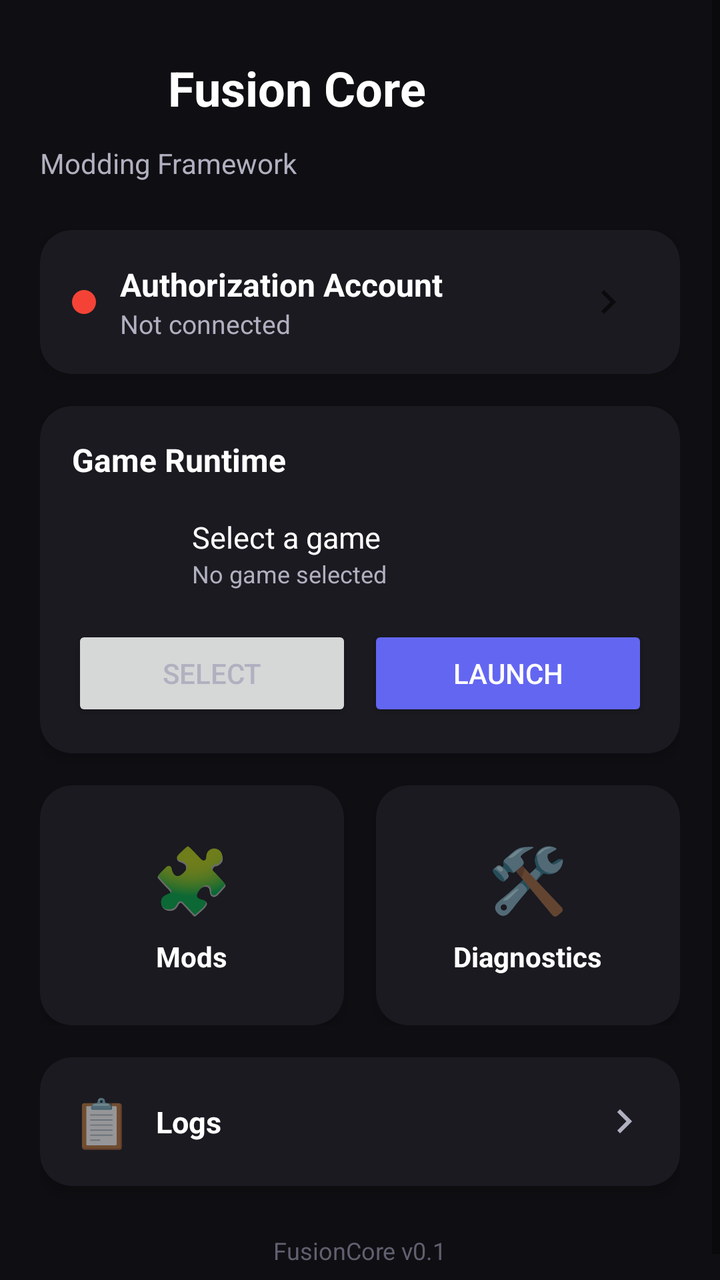
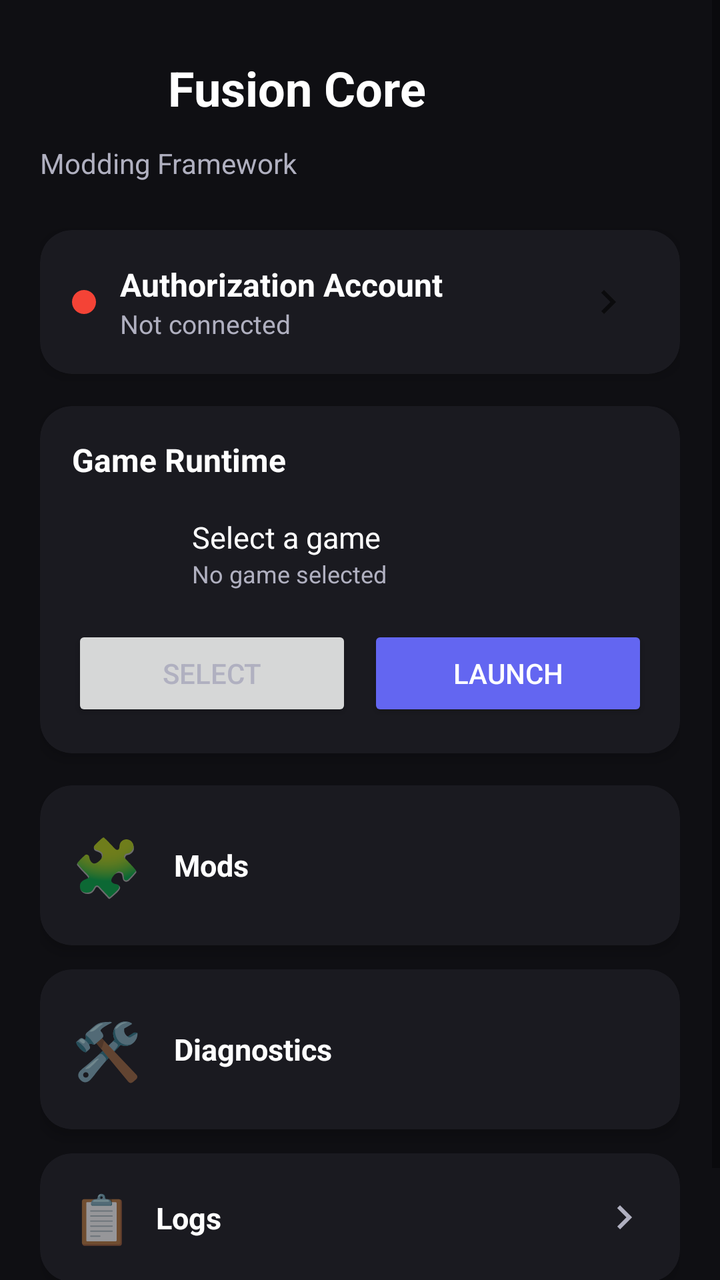

An Android layout rendered at two revisions. The XML below is the earlier revision; the diff shows what the commit changed to produce the second picture.
<!-- AndroidManifest.xml: activity theme UnityThemeSelector -->
<!-- res/layout/activity_selector.xml -->
<?xml version="1.0" encoding="utf-8"?>
<ScrollView xmlns:android="http://schemas.android.com/apk/res/android"
    xmlns:app="http://schemas.android.com/apk/res-auto"
    android:layout_width="match_parent"
    android:layout_height="match_parent"
    android:background="@color/fc_background"
    android:fillViewport="true">

    <LinearLayout
        android:layout_width="match_parent"
        android:layout_height="wrap_content"
        android:orientation="vertical"
        android:padding="20dp">

        
        <LinearLayout
            android:layout_width="match_parent"
            android:layout_height="wrap_content"
            android:orientation="horizontal"
            android:gravity="center_vertical">

            <ImageView
                android:layout_width="48dp"
                android:layout_height="48dp"
                android:src="@mipmap/app_icon" />

            <TextView
                android:layout_width="0dp"
                android:layout_height="wrap_content"
                android:layout_weight="1"
                android:layout_marginStart="16dp"
                android:text="@string/app_name"
                android:textColor="@color/fc_text_primary"
                android:textSize="24sp"
                android:textStyle="bold" />

            <ImageView
                android:id="@+id/btn_settings"
                android:layout_width="40dp"
                android:layout_height="40dp"
                android:padding="8dp"
                android:src="@drawable/ic_settings"
                android:background="?attr/selectableItemBackgroundBorderless" />
        </LinearLayout>

        <TextView
            android:layout_width="wrap_content"
            android:layout_height="wrap_content"
            android:layout_marginTop="4dp"
            android:text="@string/app_subtitle"
            android:textColor="@color/fc_text_secondary"
            android:textSize="14sp" />

        
        <androidx.cardview.widget.CardView
            android:id="@+id/card_auth"
            android:layout_width="match_parent"
            android:layout_height="wrap_content"
            android:layout_marginTop="24dp"
            app:cardBackgroundColor="@color/fc_card_bg"
            app:cardCornerRadius="16dp"
            app:cardElevation="4dp"
            android:foreground="?attr/selectableItemBackground"
            android:clickable="true"
            android:focusable="true">

            <LinearLayout
                android:layout_width="match_parent"
                android:layout_height="wrap_content"
                android:orientation="horizontal"
                android:padding="16dp"
                android:gravity="center_vertical">

                <View
                    android:id="@+id/auth_status_dot"
                    android:layout_width="12dp"
                    android:layout_height="12dp"
                    android:background="@drawable/dot_red" />

                <LinearLayout
                    android:layout_width="0dp"
                    android:layout_height="wrap_content"
                    android:layout_weight="1"
                    android:orientation="vertical"
                    android:layout_marginStart="12dp">

                    <TextView
                        android:layout_width="wrap_content"
                        android:layout_height="wrap_content"
                        android:text="@string/auth_title"
                        android:textColor="@color/fc_text_primary"
                        android:textSize="16sp"
                        android:textStyle="bold" />

                    <TextView
                        android:id="@+id/auth_status_text"
                        android:layout_width="wrap_content"
                        android:layout_height="wrap_content"
                        android:text="@string/auth_status_disconnected"
                        android:textColor="@color/fc_text_secondary"
                        android:textSize="13sp" />

                    <TextView
                        android:id="@+id/auth_user_name"
                        android:layout_width="wrap_content"
                        android:layout_height="wrap_content"
                        android:textColor="@color/fc_accent"
                        android:textSize="13sp"
                        android:visibility="gone" />
                </LinearLayout>

                <ImageView
                    android:id="@+id/auth_action_button"
                    android:layout_width="40dp"
                    android:layout_height="40dp"
                    android:padding="8dp"
                    android:src="@drawable/ic_arrow_right"
                    android:background="?attr/selectableItemBackgroundBorderless" />
            </LinearLayout>
        </androidx.cardview.widget.CardView>

        
        <androidx.cardview.widget.CardView
            android:id="@+id/card_game"
            android:layout_width="match_parent"
            android:layout_height="wrap_content"
            android:layout_marginTop="16dp"
            app:cardBackgroundColor="@color/fc_card_bg"
            app:cardCornerRadius="16dp"
            app:cardElevation="4dp">

            <LinearLayout
                android:layout_width="match_parent"
                android:layout_height="wrap_content"
                android:orientation="vertical"
                android:padding="16dp">

                <TextView
                    android:layout_width="wrap_content"
                    android:layout_height="wrap_content"
                    android:text="@string/game_runtime"
                    android:textColor="@color/fc_text_primary"
                    android:textSize="16sp"
                    android:textStyle="bold" />

                <LinearLayout
                    android:layout_width="match_parent"
                    android:layout_height="wrap_content"
                    android:orientation="horizontal"
                    android:layout_marginTop="12dp"
                    android:gravity="center_vertical">

                    <ImageView
                        android:id="@+id/game_icon"
                        android:layout_width="48dp"
                        android:layout_height="48dp"
                        android:src="@mipmap/app_icon" />

                    <LinearLayout
                        android:layout_width="0dp"
                        android:layout_height="wrap_content"
                        android:layout_weight="1"
                        android:orientation="vertical"
                        android:layout_marginStart="12dp">

                        <TextView
                            android:id="@+id/game_name"
                            android:layout_width="wrap_content"
                            android:layout_height="wrap_content"
                            android:text="@string/game_select_prompt"
                            android:textColor="@color/fc_text_primary"
                            android:textSize="15sp" />

                        <TextView
                            android:id="@+id/game_package"
                            android:layout_width="wrap_content"
                            android:layout_height="wrap_content"
                            android:text="@string/game_select_subtitle"
                            android:textColor="@color/fc_text_secondary"
                            android:textSize="12sp" />
                    </LinearLayout>
                </LinearLayout>

                <LinearLayout
                    android:layout_width="match_parent"
                    android:layout_height="wrap_content"
                    android:orientation="horizontal"
                    android:layout_marginTop="12dp">

                    <Button
                        android:id="@+id/select_game_button"
                        style="?attr/materialButtonOutlinedStyle"
                        android:layout_width="0dp"
                        android:layout_height="wrap_content"
                        android:layout_weight="1"
                        android:text="@string/select_game"
                        android:textColor="@color/fc_text_secondary"
                        app:strokeColor="@color/fc_card_border" />

                    <Button
                        android:id="@+id/launch_button"
                        android:layout_width="0dp"
                        android:layout_height="wrap_content"
                        android:layout_weight="1"
                        android:layout_marginStart="8dp"
                        android:text="@string/launch"
                        android:backgroundTint="@color/fc_button_primary"
                        android:textColor="@android:color/white" />
                </LinearLayout>
            </LinearLayout>
        </androidx.cardview.widget.CardView>

        
        <LinearLayout
            android:layout_width="match_parent"
            android:layout_height="wrap_content"
            android:orientation="horizontal"
            android:layout_marginTop="16dp">

            <androidx.cardview.widget.CardView
                android:id="@+id/card_mods"
                android:layout_width="0dp"
                android:layout_height="120dp"
                android:layout_weight="1"
                android:layout_marginEnd="8dp"
                app:cardBackgroundColor="@color/fc_card_bg"
                app:cardCornerRadius="16dp"
                app:cardElevation="4dp"
                android:foreground="?attr/selectableItemBackground"
                android:clickable="true"
                android:focusable="true">

                <LinearLayout
                    android:layout_width="match_parent"
                    android:layout_height="match_parent"
                    android:orientation="vertical"
                    android:gravity="center">

                    <TextView
                        android:layout_width="wrap_content"
                        android:layout_height="wrap_content"
                        android:text="🧩"
                        android:textSize="32sp" />

                    <TextView
                        android:layout_width="wrap_content"
                        android:layout_height="wrap_content"
                        android:layout_marginTop="8dp"
                        android:text="@string/mods"
                        android:textColor="@color/fc_text_primary"
                        android:textSize="14sp"
                        android:textStyle="bold" />
                </LinearLayout>
            </androidx.cardview.widget.CardView>

            <androidx.cardview.widget.CardView
                android:id="@+id/card_diagnostics"
                android:layout_width="0dp"
                android:layout_height="120dp"
                android:layout_weight="1"
                android:layout_marginStart="8dp"
                app:cardBackgroundColor="@color/fc_card_bg"
                app:cardCornerRadius="16dp"
                app:cardElevation="4dp"
                android:foreground="?attr/selectableItemBackground"
                android:clickable="true"
                android:focusable="true">

                <LinearLayout
                    android:layout_width="match_parent"
                    android:layout_height="match_parent"
                    android:orientation="vertical"
                    android:gravity="center">

                    <TextView
                        android:layout_width="wrap_content"
                        android:layout_height="wrap_content"
                        android:text="🛠"
                        android:textSize="32sp" />

                    <TextView
                        android:layout_width="wrap_content"
                        android:layout_height="wrap_content"
                        android:layout_marginTop="8dp"
                        android:text="@string/diagnostics"
                        android:textColor="@color/fc_text_primary"
                        android:textSize="14sp"
                        android:textStyle="bold" />
                </LinearLayout>
            </androidx.cardview.widget.CardView>
        </LinearLayout>

        
        <androidx.cardview.widget.CardView
            android:id="@+id/card_logs"
            android:layout_width="match_parent"
            android:layout_height="wrap_content"
            android:layout_marginTop="16dp"
            app:cardBackgroundColor="@color/fc_card_bg"
            app:cardCornerRadius="16dp"
            app:cardElevation="4dp"
            android:foreground="?attr/selectableItemBackground"
            android:clickable="true"
            android:focusable="true">

            <LinearLayout
                android:layout_width="match_parent"
                android:layout_height="wrap_content"
                android:orientation="horizontal"
                android:padding="16dp"
                android:gravity="center_vertical">

                <TextView
                    android:layout_width="wrap_content"
                    android:layout_height="wrap_content"
                    android:text="📋"
                    android:textSize="24sp" />

                <TextView
                    android:layout_width="0dp"
                    android:layout_height="wrap_content"
                    android:layout_weight="1"
                    android:layout_marginStart="12dp"
                    android:text="@string/logs"
                    android:textColor="@color/fc_text_primary"
                    android:textSize="15sp"
                    android:textStyle="bold" />

                <ImageView
                    android:layout_width="24dp"
                    android:layout_height="24dp"
                    android:src="@drawable/ic_arrow_right"
                    app:tint="@color/fc_text_secondary" />
            </LinearLayout>
        </androidx.cardview.widget.CardView>

        <TextView
            android:layout_width="wrap_content"
            android:layout_height="wrap_content"
            android:layout_gravity="center"
            android:layout_marginTop="24dp"
            android:text="@string/footer_version"
            android:textColor="@color/fc_text_disabled"
            android:textSize="12sp" />
    </LinearLayout>
</ScrollView>
<!-- resources referenced by this layout -->
<resources>
  <color name="fc_accent">#FF8AB4F8</color>
  <color name="fc_background">#FF0F0F13</color>
  <color name="fc_button_primary">#FF6366F1</color>
  <color name="fc_card_bg">#FF1A1A20</color>
  <color name="fc_card_border">#FF2A2A35</color>
  <color name="fc_text_disabled">#FF606070</color>
  <color name="fc_text_primary">#FFFFFFFF</color>
  <color name="fc_text_secondary">#FFB0B0C0</color>
  <!-- drawable dot_red (drawable) -->
  <?xml version="1.0" encoding="utf-8"?>
  <shape xmlns:android="http://schemas.android.com/apk/res/android" android:shape="oval">
      <solid android:color="#F44336" />
      <size android:width="12dp" android:height="12dp" />
  </shape>
  <!-- drawable ic_arrow_right (drawable) -->
  <?xml version="1.0" encoding="utf-8"?>
  <vector xmlns:android="http://schemas.android.com/apk/res/android"
      android:width="24dp" android:height="24dp"
      android:viewportWidth="24" android:viewportHeight="24"
      android:tint="?attr/colorControlNormal">
      <path android:fillColor="@android:color/white" android:pathData="M8.59,16.59L13.17,12 8.59,7.41 10,6l6,6 -6,6 -1.41,-1.41z"/>
  </vector>
  <string name="app_name">Fusion Core</string>
  <string name="app_subtitle">Modding Framework</string>
  <string name="auth_status_disconnected">Not connected</string>
  <string name="auth_title">Authorization Account</string>
  <string name="diagnostics">Diagnostics</string>
  <string name="footer_version">FusionCore v0.1</string>
  <string name="game_runtime">Game Runtime</string>
  <string name="game_select_prompt">Select a game</string>
  <string name="game_select_subtitle">No game selected</string>
  <string name="launch">Launch</string>
  <string name="logs">Logs</string>
  <string name="mods">Mods</string>
  <string name="select_game">Select</string>
  <style name="UnityThemeSelector" parent="Theme.AppCompat.DayNight.NoActionBar">
    <item name="android:windowBackground">@android:color/transparent</item>
  </style>
</resources>

<!-- the commit's change to res/layout/activity_selector.xml (unified diff, before → after) -->
@@ -211,91 +211,85 @@
         </androidx.cardview.widget.CardView>
 
         
-        <LinearLayout
-            android:layout_width="match_parent"
-            android:layout_height="wrap_content"
-            android:orientation="horizontal"
-            android:layout_marginTop="16dp">
-
-            <androidx.cardview.widget.CardView
-                android:id="@+id/card_mods"
-                android:layout_width="0dp"
-                android:layout_height="120dp"
-                android:layout_weight="1"
-                android:layout_marginEnd="8dp"
-                app:cardBackgroundColor="@color/fc_card_bg"
-                app:cardCornerRadius="16dp"
-                app:cardElevation="4dp"
-                android:foreground="?attr/selectableItemBackground"
-                android:clickable="true"
-                android:focusable="true">
-
-                <LinearLayout
-                    android:layout_width="match_parent"
-                    android:layout_height="match_parent"
-                    android:orientation="vertical"
-                    android:gravity="center">
-
-                    <TextView
-                        android:layout_width="wrap_content"
-                        android:layout_height="wrap_content"
-                        android:text="🧩"
-                        android:textSize="32sp" />
-
-                    <TextView
-                        android:layout_width="wrap_content"
-                        android:layout_height="wrap_content"
-                        android:layout_marginTop="8dp"
-                        android:text="@string/mods"
-                        android:textColor="@color/fc_text_primary"
-                        android:textSize="14sp"
-                        android:textStyle="bold" />
-                </LinearLayout>
-            </androidx.cardview.widget.CardView>
-
-            <androidx.cardview.widget.CardView
-                android:id="@+id/card_diagnostics"
-                android:layout_width="0dp"
-                android:layout_height="120dp"
-                android:layout_weight="1"
-                android:layout_marginStart="8dp"
-                app:cardBackgroundColor="@color/fc_card_bg"
-                app:cardCornerRadius="16dp"
-                app:cardElevation="4dp"
-                android:foreground="?attr/selectableItemBackground"
-                android:clickable="true"
-                android:focusable="true">
-
-                <LinearLayout
-                    android:layout_width="match_parent"
-                    android:layout_height="match_parent"
-                    android:orientation="vertical"
-                    android:gravity="center">
-
-                    <TextView
-                        android:layout_width="wrap_content"
-                        android:layout_height="wrap_content"
-                        android:text="🛠"
-                        android:textSize="32sp" />
-
-                    <TextView
-                        android:layout_width="wrap_content"
-                        android:layout_height="wrap_content"
-                        android:layout_marginTop="8dp"
-                        android:text="@string/diagnostics"
-                        android:textColor="@color/fc_text_primary"
-                        android:textSize="14sp"
-                        android:textStyle="bold" />
-                </LinearLayout>
-            </androidx.cardview.widget.CardView>
-        </LinearLayout>
+        <androidx.cardview.widget.CardView
+            android:id="@+id/card_mods"
+            android:layout_width="match_parent"
+            android:layout_height="80dp"
+            android:layout_marginTop="16dp"
+            app:cardBackgroundColor="@color/fc_card_bg"
+            app:cardCornerRadius="16dp"
+            app:cardElevation="4dp"
+            android:foreground="?attr/selectableItemBackground"
+            android:clickable="true"
+            android:focusable="true">
+
+            <LinearLayout
+                android:layout_width="match_parent"
+                android:layout_height="match_parent"
+                android:orientation="horizontal"
+                android:gravity="center_vertical"
+                android:padding="16dp">
+
+                <TextView
+                    android:layout_width="wrap_content"
+                    android:layout_height="wrap_content"
+                    android:text="🧩"
+                    android:textSize="28sp" />
+
+                <TextView
+                    android:layout_width="wrap_content"
+                    android:layout_height="wrap_content"
+                    android:layout_marginStart="16dp"
+                    android:text="@string/mods"
+                    android:textColor="@color/fc_text_primary"
+                    android:textSize="15sp"
+                    android:textStyle="bold" />
+            </LinearLayout>
+        </androidx.cardview.widget.CardView>
+
+        
+        <androidx.cardview.widget.CardView
+            android:id="@+id/card_diagnostics"
+            android:layout_width="match_parent"
+            android:layout_height="80dp"
+            android:layout_marginTop="12dp"
+            app:cardBackgroundColor="@color/fc_card_bg"
+            app:cardCornerRadius="16dp"
+            app:cardElevation="4dp"
+            android:foreground="?attr/selectableItemBackground"
+            android:clickable="true"
+            android:focusable="true">
+
+            <LinearLayout
+                android:layout_width="match_parent"
+                android:layout_height="match_parent"
+                android:orientation="horizontal"
+                android:gravity="center_vertical"
+                android:padding="16dp">
+
+                <TextView
+                    android:layout_width="wrap_content"
+                    android:layout_height="wrap_content"
+                    android:text="🛠"
+                    android:textSize="28sp" />
+
+                <TextView
+                    android:layout_width="wrap_content"
+                    android:layout_height="wrap_content"
+                    android:layout_marginStart="16dp"
+                    android:text="@string/diagnostics"
+                    android:textColor="@color/fc_text_primary"
+                    android:textSize="15sp"
+                    android:textStyle="bold" />
+            </LinearLayout>
+        </androidx.cardview.widget.CardView>
 
         
         <androidx.cardview.widget.CardView
             android:id="@+id/card_logs"
             android:layout_width="match_parent"
             android:layout_height="wrap_content"
-            android:layout_marginTop="16dp"
+            android:layout_marginTop="12dp"
             app:cardBackgroundColor="@color/fc_card_bg"
             app:cardCornerRadius="16dp"
             app:cardElevation="4dp"
